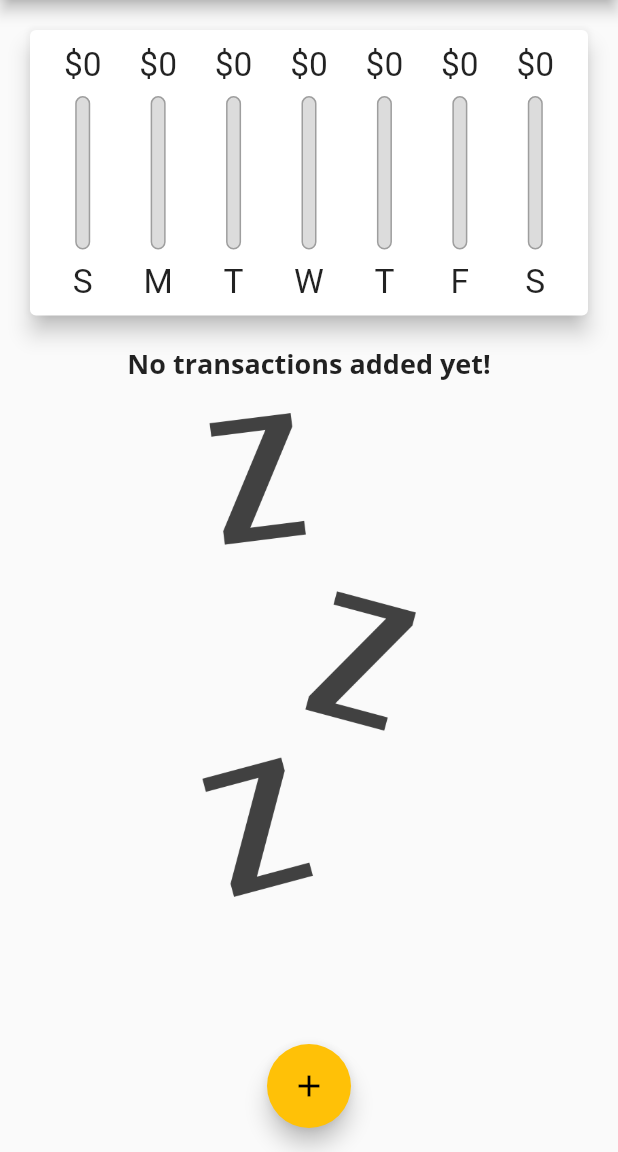
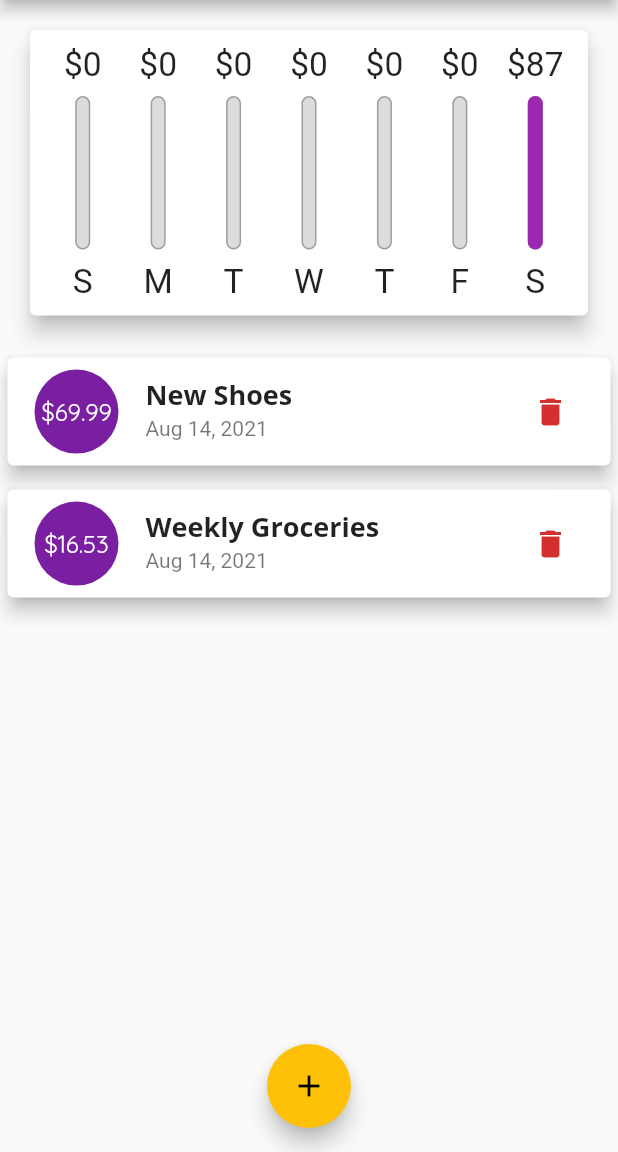
Before and after one commit to ngohongthai/flutter, a Flutter app: the screen it shows after launch, on a phone screen of 412 x 824 dp, the part 84-1236 px from its top. Run offline on Flutter 3.47's test engine with Material 2 defaults, Android fonts, the light colour scheme and no system bars.

Commit message:
Totally comppete personal expense app

```diff
--- a/personal_expenses_app/lib/main.dart
+++ b/personal_expenses_app/lib/main.dart
@@ -55,20 +55,41 @@ class MyHomePage extends StatefulWidget {
   _MyHomePageState createState() => _MyHomePageState();
 }
 
-class _MyHomePageState extends State<MyHomePage> {
+class _MyHomePageState extends State<MyHomePage> with WidgetsBindingObserver {
+  //App Lifecycle
+  //@override
+  //void didChangeAppLifecycleState(AppLifecycleState state) {}
+  @override
+  void initState() {
+    WidgetsBinding.instance!.addObserver(this);
+    super.initState();
+  }
+
+  @override
+  void didChangeAppLifecycleState(AppLifecycleState state) {
+    print(state)
+    super.didChangeAppLifecycleState(state);
+  }
+
+  @override
+  void dispose() {
+    WidgetsBinding.instance!.removeObserver(this);
+    super.dispose();
+  }
+
   final List<Transaction> _userTransactions = [
-    // Transaction(
-    //   id: 't1',
-    //   title: 'New Shoes',
-    //   amount: 69.99,
-    //   date: DateTime.now(),
-    // ),
-    // Transaction(
-    //   id: 't2',
-    //   title: 'Weekly Groceries',
-    //   amount: 16.53,
-    //   date: DateTime.now(),
-    // ),
+    Transaction(
+      id: 't1',
+      title: 'New Shoes',
+      amount: 69.99,
+      date: DateTime.now(),
+    ),
+    Transaction(
+      id: 't2',
+      title: 'Weekly Groceries',
+      amount: 16.53,
+      date: DateTime.now(),
+    ),
   ];
   bool _showChart = false;
 
@@ -115,51 +136,9 @@ class _MyHomePageState extends State<MyHomePage> {
     });
   }
 
-  @override
-  Widget build(BuildContext context) {
-    final mediaQuery = MediaQuery.of(context);
-    final isLandscape = mediaQuery.orientation == Orientation.landscape;
-    final PreferredSizeWidget appBar = Platform.isIOS
-        ? CupertinoNavigationBar(
-            middle: Text(
-              'Personal Expenses',
-            ),
-            trailing: Row(
-              mainAxisSize: MainAxisSize.min,
-              children: <Widget>[
-                GestureDetector(
-                  child: Icon(CupertinoIcons.add),
-                  onTap: () => _startAddNewTransaction(context),
-                ),
-              ],
-            ),
-          ) as PreferredSizeWidget
-        : AppBar(
-            title: Text(
-              'Personal Expenses',
-            ),
-            actions: <Widget>[
-              IconButton(
-                icon: Icon(Icons.add),
-                onPressed: () => _startAddNewTransaction(context),
-              ),
-            ],
-          );
-
-    final txListWidget = Container(
-      height: (mediaQuery.size.height -
-              appBar.preferredSize.height -
-              mediaQuery.padding.top) *
-          0.7,
-      child: TransactionList(_userTransactions, _deleteTransaction),
-    );
-    final pageBody = SafeArea(
-      child: SingleChildScrollView(
-        child: Column(
-          // mainAxisAlignment: MainAxisAlignment.start,
-          crossAxisAlignment: CrossAxisAlignment.stretch,
-          children: <Widget>[
-            if (isLandscape)
+  List<Widget> _buildLanscapeContent(MediaQueryData mediaQueryData,
+      PreferredSizeWidget appBar, Widget txListWidget) {
+    return [
       Row(
         mainAxisAlignment: MainAxisAlignment.center,
         children: <Widget>[
@@ -178,25 +157,87 @@ class _MyHomePageState extends State<MyHomePage> {
           ),
         ],
       ),
-            if (!isLandscape)
+      _showChart
+          ? Container(
+              height: (mediaQueryData.size.height -
+                      appBar.preferredSize.height -
+                      mediaQueryData.padding.top) *
+                  0.7,
+              child: Chart(_recentTransactions),
+            )
+          : txListWidget
+    ];
+  }
+
+  List<Widget> _buildPortraitContent(MediaQueryData mediaQueryData,
+      PreferredSizeWidget appBar, Widget txListWidget) {
+    return [
       Container(
-                height: (mediaQuery.size.height -
+        height: (mediaQueryData.size.height -
                 appBar.preferredSize.height -
-                        mediaQuery.padding.top) *
+                mediaQueryData.padding.top) *
             0.3,
         child: Chart(_recentTransactions),
       ),
-            if (!isLandscape) txListWidget,
-            if (isLandscape)
-              _showChart
-                  ? Container(
+      txListWidget
+    ];
+  }
+
+  PreferredSizeWidget _buildiOSBarStyle() {
+    return CupertinoNavigationBar(
+      middle: Text(
+        'Personal Expenses',
+      ),
+      trailing: Row(
+        mainAxisSize: MainAxisSize.min,
+        children: <Widget>[
+          GestureDetector(
+            child: Icon(CupertinoIcons.add),
+            onTap: () => _startAddNewTransaction(context),
+          ),
+        ],
+      ),
+    );
+  }
+
+  PreferredSizeWidget _buildAndroidBarStyle() {
+    return AppBar(
+      title: Text(
+        'Personal Expenses',
+      ),
+      actions: <Widget>[
+        IconButton(
+          icon: Icon(Icons.add),
+          onPressed: () => _startAddNewTransaction(context),
+        ),
+      ],
+    );
+  }
+
+  @override
+  Widget build(BuildContext context) {
+    final mediaQuery = MediaQuery.of(context);
+    final isLandscape = mediaQuery.orientation == Orientation.landscape;
+    final PreferredSizeWidget appBar =
+        Platform.isIOS ? _buildiOSBarStyle() : _buildAndroidBarStyle();
+
+    final txListWidget = Container(
       height: (mediaQuery.size.height -
               appBar.preferredSize.height -
               mediaQuery.padding.top) *
           0.7,
-                      child: Chart(_recentTransactions),
-                    )
-                  : txListWidget
+      child: TransactionList(_userTransactions, _deleteTransaction),
+    );
+    final pageBody = SafeArea(
+      child: SingleChildScrollView(
+        child: Column(
+          // mainAxisAlignment: MainAxisAlignment.start,
+          crossAxisAlignment: CrossAxisAlignment.stretch,
+          children: <Widget>[
+            if (isLandscape)
+              ..._buildLanscapeContent(mediaQuery, appBar, txListWidget),
+            if (!isLandscape)
+              ..._buildPortraitContent(mediaQuery, appBar, txListWidget),
           ],
         ),
       ),
--- a/personal_expenses_app/lib/widgets/chart_bar.dart
+++ b/personal_expenses_app/lib/widgets/chart_bar.dart
@@ -5,7 +5,7 @@ class ChartBar extends StatelessWidget {
   final double spendingAmount;
   final double spendingPctOfTotal;
 
-  ChartBar(this.label, this.spendingAmount, this.spendingPctOfTotal);
+  const ChartBar(this.label, this.spendingAmount, this.spendingPctOfTotal);
 
   @override
   Widget build(BuildContext context) {
--- /dev/null
+++ b/personal_expenses_app/lib/widgets/transaction_item.dart
@@ -0,0 +1,55 @@
+import 'package:flutter/material.dart';
+import 'package:intl/intl.dart';
+import 'package:personal_expenses_app/models/transaction.dart';
+
+class TransactionItem extends StatelessWidget {
+  const TransactionItem({
+    Key? key,
+    required this.transaction,
+    required this.deleteTx,
+  }) : super(key: key);
+
+  final Transaction transaction;
+  final Function deleteTx;
+
+  @override
+  Widget build(BuildContext context) {
+    return Card(
+      elevation: 5,
+      margin: EdgeInsets.symmetric(
+        vertical: 8,
+        horizontal: 5,
+      ),
+      child: ListTile(
+        leading: CircleAvatar(
+          radius: 30,
+          child: Padding(
+            padding: EdgeInsets.all(6),
+            child: FittedBox(
+              child: Text('\$${transaction.amount}'),
+            ),
+          ),
+        ),
+        title: Text(
+          transaction.title,
+          style: Theme.of(context).textTheme.title,
+        ),
+        subtitle: Text(
+          DateFormat.yMMMd().format(transaction.date),
+        ),
+        trailing: MediaQuery.of(context).size.width > 460
+            ? TextButton.icon(
+                icon: Icon(Icons.delete),
+                label: Text('Delete'),
+                //style: ButtonStyle(color: Theme.of(context).errorColor),
+                onPressed: () => deleteTx(transaction.id),
+              )
+            : IconButton(
+                icon: Icon(Icons.delete),
+                color: Theme.of(context).errorColor,
+                onPressed: () => deleteTx(transaction.id),
+              ),
+      ),
+    );
+  }
+}
--- a/personal_expenses_app/lib/widgets/transaction_list.dart
+++ b/personal_expenses_app/lib/widgets/transaction_list.dart
@@ -1,6 +1,5 @@
 import 'package:flutter/material.dart';
-import 'package:intl/intl.dart';
-
+import 'package:personal_expenses_app/widgets/transaction_item.dart';
 import '../models/transaction.dart';
 
 class TransactionList extends StatelessWidget {
@@ -33,43 +32,8 @@ class TransactionList extends StatelessWidget {
           })
         : ListView.builder(
             itemBuilder: (ctx, index) {
-              return Card(
-                elevation: 5,
-                margin: EdgeInsets.symmetric(
-                  vertical: 8,
-                  horizontal: 5,
-                ),
-                child: ListTile(
-                  leading: CircleAvatar(
-                    radius: 30,
-                    child: Padding(
-                      padding: EdgeInsets.all(6),
-                      child: FittedBox(
-                        child: Text('\$${transactions[index].amount}'),
-                      ),
-                    ),
-                  ),
-                  title: Text(
-                    transactions[index].title,
-                    style: Theme.of(context).textTheme.title,
-                  ),
-                  subtitle: Text(
-                    DateFormat.yMMMd().format(transactions[index].date),
-                  ),
-                  trailing: MediaQuery.of(context).size.width > 460
-                      ? FlatButton.icon(
-                          icon: Icon(Icons.delete),
-                          label: Text('Delete'),
-                          textColor: Theme.of(context).errorColor,
-                          onPressed: () => deleteTx(transactions[index].id),
-                        )
-                      : IconButton(
-                          icon: Icon(Icons.delete),
-                          color: Theme.of(context).errorColor,
-                          onPressed: () => deleteTx(transactions[index].id),
-                        ),
-                ),
-              );
+              return TransactionItem(
+                  transaction: transactions[index], deleteTx: deleteTx);
             },
             itemCount: transactions.length,
           );
```
Also changed, not shown: personal_expenses_app/lib/widgets/new_transaction.dart (+27 -5 lines). Lines whose indentation alone changed are shown as unchanged.
